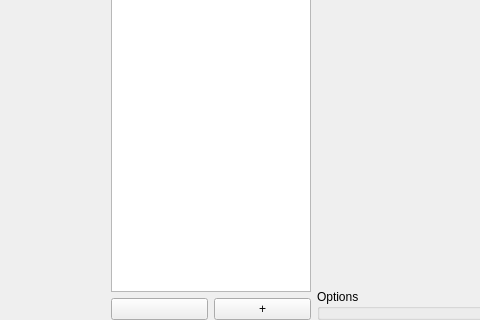
RPG-Paper-Maker/RPG-Paper-Maker, file Engine/CustomWidgets/panelpicturepreview.ui: the form before one commit; both pictures show x 95 to 575 and y 132 to 452 of the 735 by 452 pixel window.
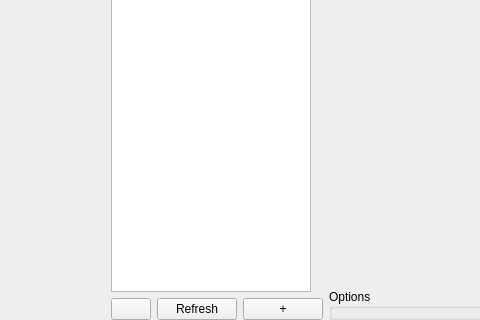
The form after the commit. Icons and pictures are not drawn. Custom widgets are drawn as their Qt base class.

The edit to the form file:
```diff
--- a/Engine/CustomWidgets/panelpicturepreview.ui
+++ b/Engine/CustomWidgets/panelpicturepreview.ui
@@ -75,7 +75,7 @@
           </widget>
          </item>
          <item>
-          <layout class="QHBoxLayout" name="horizontalLayout">
+          <layout class="QHBoxLayout" name="horizontalLayout" stretch="1,0,1">
            <item>
             <widget class="QPushButton" name="pushButtonMove">
              <property name="maximumSize">
@@ -93,6 +93,13 @@
              </property>
             </widget>
            </item>
+           <item>
+            <widget class="QPushButton" name="pushButtonRefresh">
+             <property name="text">
+              <string>Refresh</string>
+             </property>
+            </widget>
+           </item>
            <item>
             <widget class="QPushButton" name="pushButtonAdd">
              <property name="maximumSize">
```
